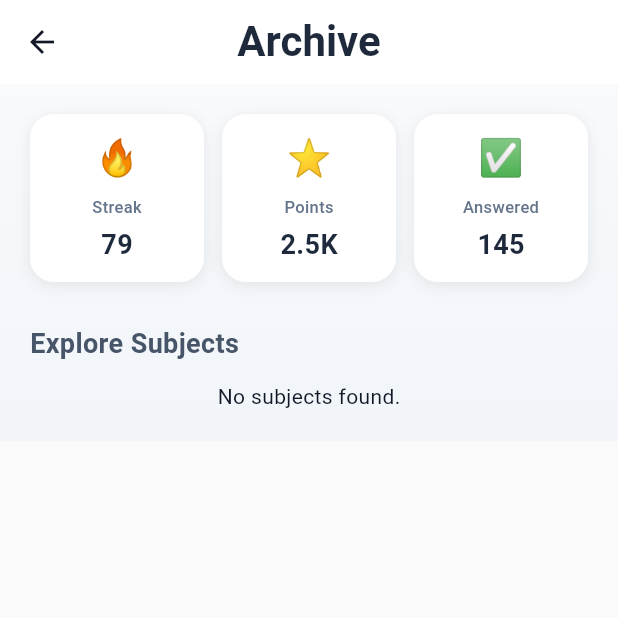
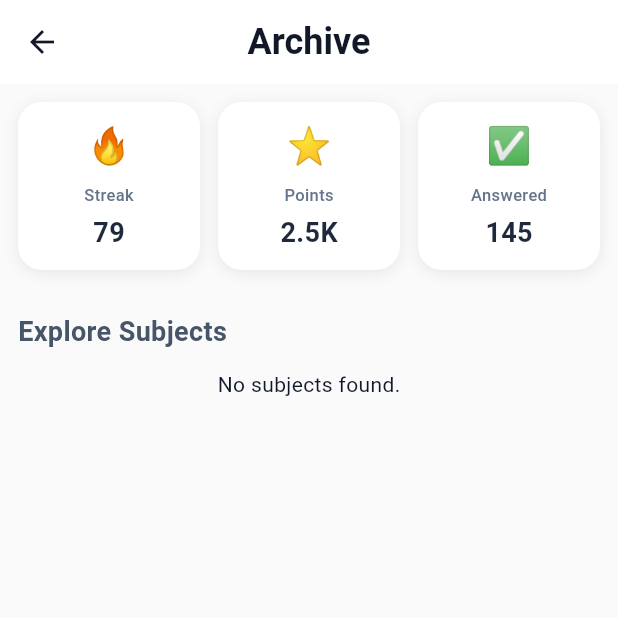
Before and after one commit to hr-shuvo/ezdu, a Flutter app: the ArchivePage screen opened by its route, on a phone screen of 412 x 824 dp, the top half of it. Run offline on Flutter 3.47's test engine with Material 3 defaults, Android fonts, the phone set to English and light mode, and no system bars; our stand-ins replace dio, equatable, firebase_core, firebase_messaging, fl_chart, flutter_countdown_timer and 5 more; accounts and stored records are empty; generated files the repository leaves out were written again.

Commit message:
update archive design

```diff
--- a/lib/features/archive/pages/archive_page.dart
+++ b/lib/features/archive/pages/archive_page.dart
@@ -35,24 +35,15 @@ class _ArchivePageState extends ConsumerState<ArchivePage> {
         title: Text(
           'Archive',
           style: TextStyle(
-            fontSize: 28,
+            fontSize: 24,
             fontWeight: FontWeight.bold,
-            color: Color(0xFF1E293B),
           ),
         ),
       ),
-      body: Container(
-        decoration: const BoxDecoration(
-          gradient: LinearGradient(
-            begin: Alignment.topCenter,
-            end: Alignment.bottomCenter,
-            colors: [Color(0xFFF8FAFC), Color(0xFFF1F5F9)],
-          ),
-        ),
-        child: SafeArea(
+      body: SafeArea(
         child: SingleChildScrollView(
           child: Padding(
-              padding: const EdgeInsets.all(20),
+            padding: const EdgeInsets.symmetric(horizontal: 12, vertical: 12),
             child: Column(
               crossAxisAlignment: CrossAxisAlignment.start,
               children: [
@@ -63,26 +54,25 @@ class _ArchivePageState extends ConsumerState<ArchivePage> {
                           label: 'Streak',
                           value: '79',
                           icon: '🔥',
-                          backgroundColor: Color(0xFFFEF3C7),
+                          backgroundColor: const Color(0xFFD4765F), // Deep Terracotta (matching theme)
                         ),
                       ),
-                      SizedBox(width: 12),
+                      const SizedBox(width: 12),
                       Expanded(
                         child: StatCard(
                           label: 'Points',
                           value: '2.5K',
                           icon: '⭐',
-                          backgroundColor: Color(0xFFFEF08A),
+                          backgroundColor: const Color(0xFFD4B84E), // Deep Gold
                         ),
                       ),
-
-                      SizedBox(width: 12),
+                      const SizedBox(width: 12),
                       Expanded(
                         child: StatCard(
                           icon: '✅',
                           label: 'Answered',
                           value: '145',
-                          backgroundColor: Color(0xFFDCFCE7),
+                          backgroundColor: const Color(0xFF70AD47), // Deep Green
                         ),
                       ),
                     ],
@@ -148,8 +138,11 @@ class _ArchivePageState extends ConsumerState<ArchivePage> {
                         itemCount: subjects.length,
                         itemBuilder: (context, index) {
                           final subject = subjects[index];
+                          final cardColor = _cardColors[index % _cardColors.length];
+
                           return SubjectCard(
                             subject: subject,
+                            cardColor: cardColor,
                             onTap: () {
                               Navigator.push(
                                 context,
@@ -174,7 +167,17 @@ class _ArchivePageState extends ConsumerState<ArchivePage> {
           ),
         ),
       ),
-      ),
     );
   }
 }
+
+final List<Color> _cardColors = [
+  const Color(0xFFFF9800), // Deep Orange
+  const Color(0xFF2196F3), // Deep Blue
+  const Color(0xFF4CAF50), // Deep Green
+  const Color(0xFFE91E63), // Deep Pink
+  const Color(0xFFFF5722), // Deep Red-Orange
+  const Color(0xFF00BCD4), // Deep Cyan
+  const Color(0xFF9C27B0), // Deep Purple
+  const Color(0xFFFBC02D), // Deep Amber
+];
--- a/lib/features/archive/widgets/archive_stat_card.dart
+++ b/lib/features/archive/widgets/archive_stat_card.dart
@@ -13,11 +13,15 @@ class StatCard extends StatelessWidget {
     return Container(
       padding: const EdgeInsets.all(12),
       decoration: BoxDecoration(
-        color: Colors.white,
+        color: Theme.of(context).brightness == Brightness.dark
+            ? const Color(0xFF1E293B)
+            : Colors.white,
         borderRadius: BorderRadius.circular(16),
         boxShadow: [
           BoxShadow(
-            color: Colors.black.withOpacity(0.08),
+            color: Theme.of(context).brightness == Brightness.dark
+                ? Colors.black.withOpacity(0.3)
+                : Colors.black.withOpacity(0.08),
             blurRadius: 8,
             offset: const Offset(0, 2),
           ),
@@ -29,19 +33,23 @@ class StatCard extends StatelessWidget {
           const SizedBox(height: 8),
           Text(
             label,
-            style: const TextStyle(
+            style: TextStyle(
               fontSize: 11,
-              color: Color(0xFF64748B),
+              color: Theme.of(context).brightness == Brightness.dark
+                  ? const Color(0xFF94A3B8)
+                  : const Color(0xFF64748B),
               fontWeight: FontWeight.w500,
             ),
           ),
           const SizedBox(height: 4),
           Text(
             value,
-            style: const TextStyle(
+            style: TextStyle(
               fontSize: 18,
               fontWeight: FontWeight.bold,
-              color: Color(0xFF1E293B),
+              color: Theme.of(context).brightness == Brightness.dark
+                  ? const Color(0xFFF1F5F9)
+                  : const Color(0xFF1E293B),
             ),
           ),
         ],
```
Also changed, not shown: lib/features/archive/widgets/archive_subject_card.dart (+38 -39 lines), lib/features/quest/pages/quest_page.dart (+198 -216 lines), lib/data/datasources/quest_remote_ds.dart (added). Lines whose indentation alone changed are shown as unchanged.
